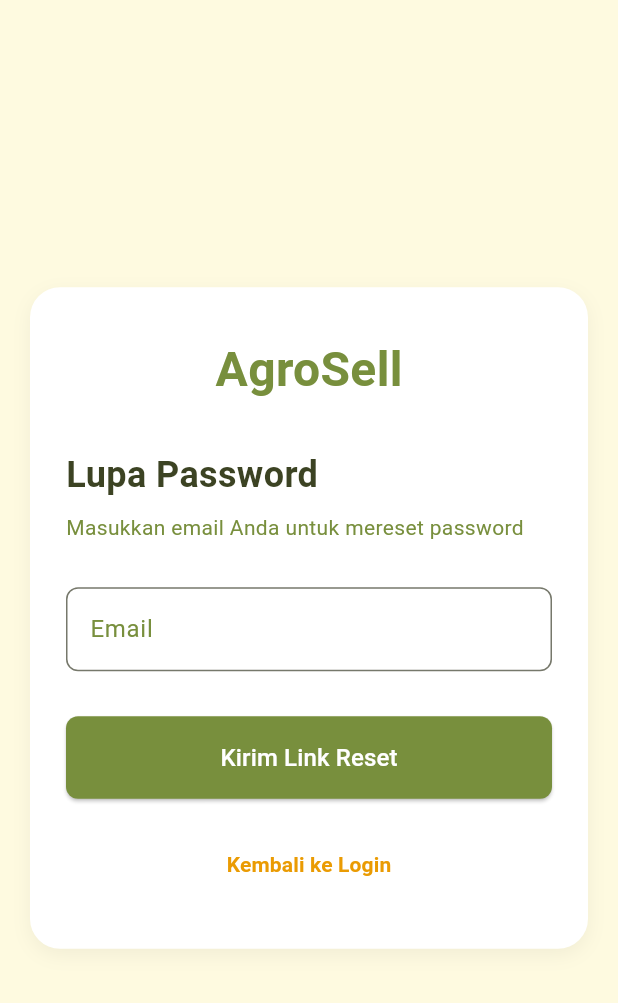
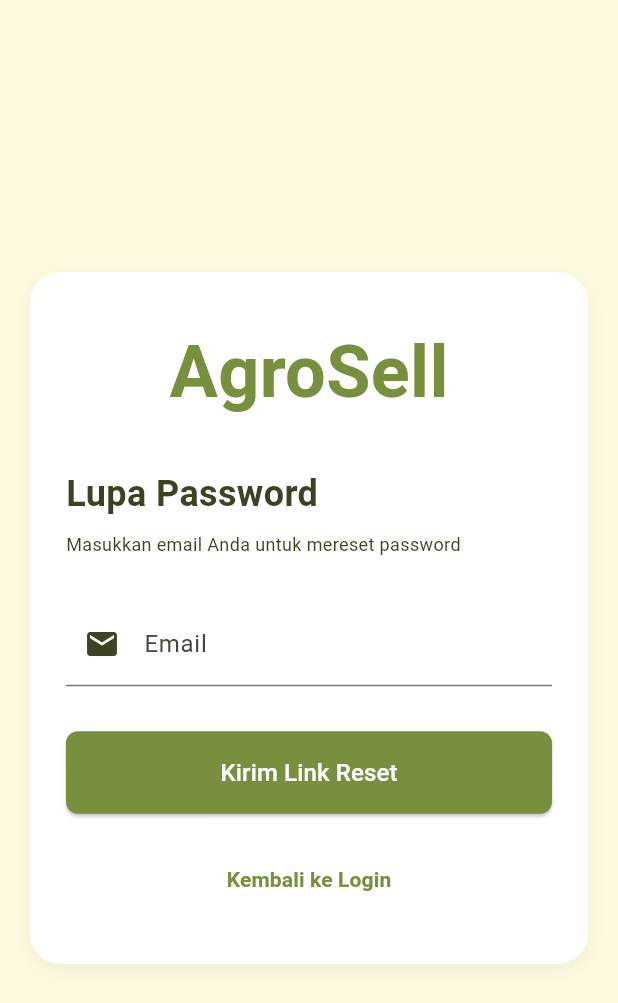
Before and after one commit to KeaneKen/ALP_Vispro_AgroSell, a Flutter app: the screen it shows after launch, after a tap on "Lanjutkan", after a tap on "Lupa Password?", on a phone screen of 412 x 824 dp. Shown: the top 1003 px of the screen. Run offline on Flutter 3.47's test engine with Material 3 defaults, Android fonts, the phone set to English and light mode, and no system bars; our stand-ins replace curved_navigation_bar.

Commit message:
final splash, login, register, forgot pass

```diff
--- a/Frontend/agrosell/lib/splash/view/forgot_password_view.dart
+++ b/Frontend/agrosell/lib/splash/view/forgot_password_view.dart
@@ -74,7 +74,7 @@ class _ForgotPasswordViewState extends State<ForgotPasswordView> {
                   child: Text(
                     'AgroSell',
                     style: TextStyle(
-                      fontSize: 32,
+                      fontSize: 48,
                       fontWeight: FontWeight.bold,
                       color: AppColors.primary,
                     ),
@@ -98,27 +98,19 @@ class _ForgotPasswordViewState extends State<ForgotPasswordView> {
                 Text(
                   'Masukkan email Anda untuk mereset password',
                   style: TextStyle(
-                    fontSize: 14,
-                    color: AppColors.textSecondary,
+                    fontSize: 12,
+                    color: AppColors.textPrimary,
                   ),
                 ),
 
                 const SizedBox(height: 30),
 
                 // Email Field
-                TextField(
+                TextFormField(
                   controller: _emailController,
                   decoration: InputDecoration(
                     labelText: 'Email',
-                    labelStyle: TextStyle(color: AppColors.textSecondary),
-                    border: OutlineInputBorder(
-                      borderRadius: BorderRadius.circular(8),
-                      borderSide: BorderSide(color: AppColors.border),
-                    ),
-                    focusedBorder: OutlineInputBorder(
-                      borderRadius: BorderRadius.circular(8),
-                      borderSide: BorderSide(color: AppColors.primary),
-                    ),
+                    prefixIcon: const Icon(Icons.email, color: AppColors.textPrimary),
                   ),
                 ),
 
@@ -159,7 +151,7 @@ class _ForgotPasswordViewState extends State<ForgotPasswordView> {
                     child: Text(
                       'Kembali ke Login',
                       style: TextStyle(
-                        color: AppColors.secondary,
+                        color: AppColors.textSecondary,
                         fontWeight: FontWeight.bold,
                       ),
                     ),
--- a/Frontend/agrosell/lib/splash/view/login_view.dart
+++ b/Frontend/agrosell/lib/splash/view/login_view.dart
@@ -84,7 +84,7 @@ class _LoginViewState extends State<LoginView> {
                   'Masuk',
                   style: TextStyle(
                     color: AppColors.textPrimary,
-                    fontSize: 32,
+                    fontSize: 24,
                     fontWeight: FontWeight.bold,
                   ),
                 ),
@@ -106,7 +106,6 @@ class _LoginViewState extends State<LoginView> {
                   controller: _emailController,
                   decoration: InputDecoration(
                     labelText: 'Email',
-                    hintText: 'Masukkan email',
                     prefixIcon: const Icon(Icons.email, color: AppColors.textPrimary),
                   ),
                 ),
@@ -119,7 +118,7 @@ class _LoginViewState extends State<LoginView> {
                   obscureText: !_viewModel.isPasswordVisible,
                   decoration: InputDecoration(
                     labelText: 'Password',
-                    hintText: 'Masukkan password',
+
                     prefixIcon: const Icon(Icons.lock),
                     suffixIcon: IconButton(
                       icon: Icon(
--- a/Frontend/agrosell/lib/splash/view/next_splash_view.dart
+++ b/Frontend/agrosell/lib/splash/view/next_splash_view.dart
@@ -21,7 +21,7 @@ class NextSplashView extends StatelessWidget {
                     // AppColors.primaryLight.withOpacity(0.1),
                     AppColors.background,
                     AppColors.background,
-                    AppColors.primaryLight.withOpacity(0.3),
+
                   ],
                 ),
               ),
@@ -68,7 +68,7 @@ class NextSplashView extends StatelessWidget {
 
                   style: TextStyle(
                     fontSize: 12,
-                    color: AppColors.textSecondary,
+                    color: AppColors.textPrimary,
                   ),
                   textAlign: TextAlign.center,
                 ),
@@ -78,9 +78,9 @@ class NextSplashView extends StatelessWidget {
 
           // Bottom button
           Positioned(
-            bottom: 40,
-            left: 20,
-            right: 20,
+            bottom: 300,
+            left: 30,
+            right: 30,
             child: ElevatedButton(
               onPressed: () {
                 Navigator.pushReplacementNamed(context, '/login');
```
Also changed, not shown: Frontend/agrosell/lib/splash/view/register_view.dart (+18 -16 lines).
